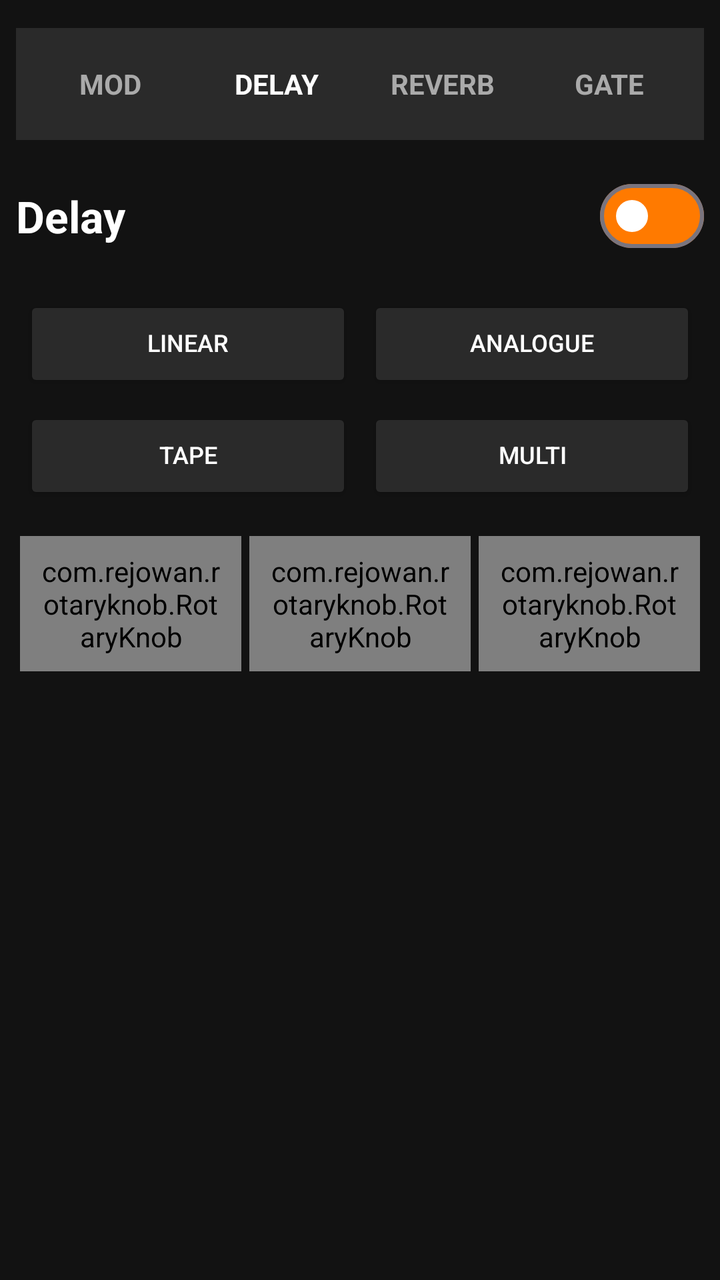
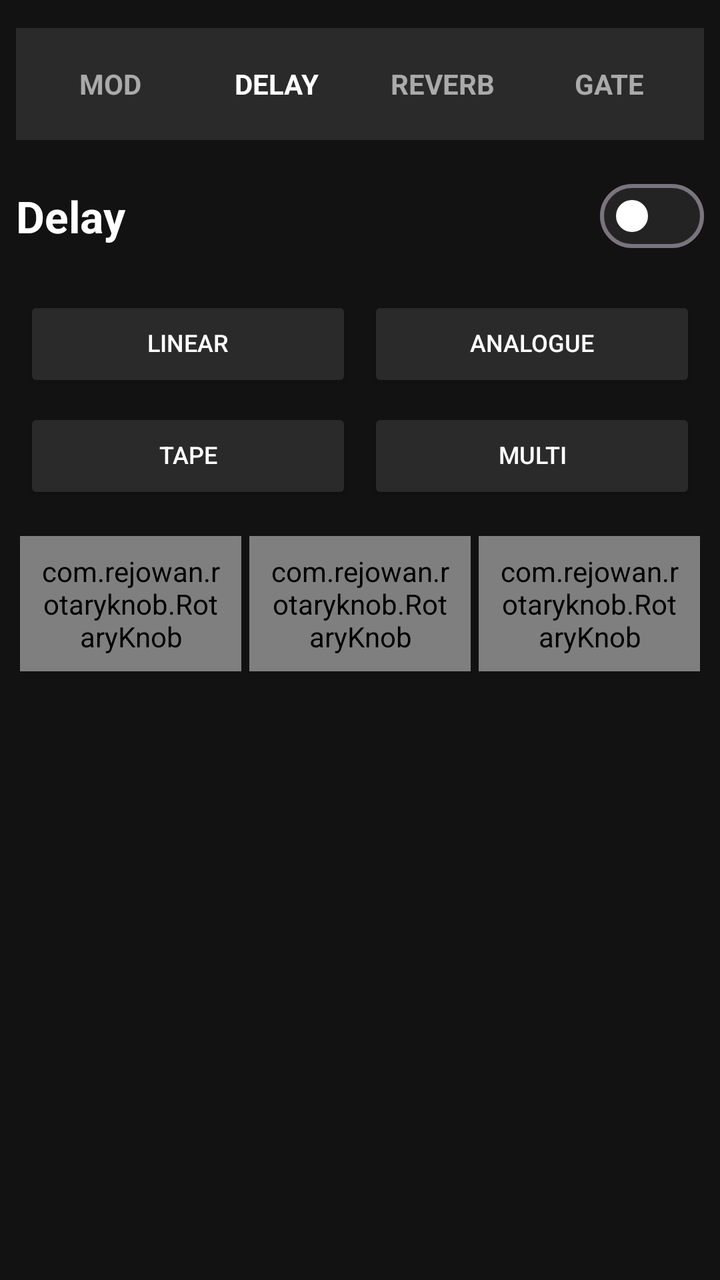

An Android layout rendered at two revisions. The XML below is the earlier revision; the diff shows what the commit changed to produce the second picture.
<!-- AndroidManifest.xml: application theme Theme.Droidchitect -->
<!-- res/layout/effects_page.xml -->
<?xml version="1.0" encoding="utf-8"?>
<LinearLayout xmlns:android="http://schemas.android.com/apk/res/android"
    xmlns:app="http://schemas.android.com/apk/res-auto"
    android:layout_width="match_parent"
    android:layout_height="match_parent"
    android:background="@drawable/bg_main"
    android:orientation="vertical"
    android:padding="@dimen/screen_padding">

    
    <LinearLayout
        android:layout_width="match_parent"
        android:layout_height="56dp"
        android:layout_marginTop="6dp"
        android:layout_marginBottom="10dp"
        android:background="@color/bg_secondary"
        android:gravity="center"
        android:orientation="horizontal"
        android:padding="6dp"
        android:weightSum="4">

        
        <TextView
            android:id="@+id/tab_mod"
            android:layout_width="0dp"
            android:layout_height="match_parent"
            android:layout_weight="1"
            android:background="@android:color/transparent"
            android:gravity="center"
            android:text="MOD"
            android:textColor="@color/text_secondary"
            android:textStyle="bold" />

        <View
            android:layout_width="1dp"
            android:layout_height="20dp"
            android:layout_gravity="center"
            android:background="@color/bg_tertiary" />

        
        <TextView
            android:id="@+id/tab_delay"
            android:layout_width="0dp"
            android:layout_height="match_parent"
            android:layout_weight="1"
            android:background="@drawable/nav_selected_bg"
            android:gravity="center"
            android:text="DELAY"
            android:textColor="@color/text_primary"
            android:textStyle="bold" />

        <View
            android:layout_width="1dp"
            android:layout_height="20dp"
            android:layout_gravity="center"
            android:background="@color/bg_tertiary" />

        
        <TextView
            android:id="@+id/tab_reverb"
            android:layout_width="0dp"
            android:layout_height="match_parent"
            android:layout_weight="1"
            android:background="@android:color/transparent"
            android:gravity="center"
            android:text="REVERB"
            android:textColor="@color/text_secondary"
            android:textStyle="bold" />

        <View
            android:layout_width="1dp"
            android:layout_height="20dp"
            android:layout_gravity="center"
            android:background="@color/bg_tertiary" />

        
        <TextView
            android:id="@+id/tab_gate"
            android:layout_width="0dp"
            android:layout_height="match_parent"
            android:layout_weight="1"
            android:background="@android:color/transparent"
            android:gravity="center"
            android:text="GATE"
            android:textColor="@color/text_secondary"
            android:textStyle="bold" />

    </LinearLayout>


    
    <LinearLayout
        android:layout_width="match_parent"
        android:layout_height="wrap_content"
        android:layout_marginTop="4dp"
        android:layout_marginBottom="12dp"
        android:gravity="center_vertical"
        android:orientation="horizontal">

        <TextView
            android:id="@+id/effect_title"
            android:layout_width="0dp"
            android:layout_height="wrap_content"
            android:layout_weight="1"
            android:text="Delay"
            android:textColor="@color/text_primary"
            android:textSize="22sp"
            android:textStyle="bold" />

        <com.google.android.material.materialswitch.MaterialSwitch
            android:id="@+id/switch_effect_enabled"
            android:layout_width="wrap_content"
            android:layout_height="wrap_content"
            android:checked="false"
            app:thumbTint="@color/text_primary"
            app:trackTint="@color/accent_orange" />

    </LinearLayout>

    

    <LinearLayout
        android:id="@+id/layout_mod_types"
        android:layout_width="match_parent"
        android:layout_height="wrap_content"
        android:layout_marginBottom="10dp"
        android:orientation="vertical"
        android:visibility="gone">

        
        <LinearLayout
            android:layout_width="match_parent"
            android:layout_height="wrap_content"
            android:orientation="horizontal">

            <Button
                android:id="@+id/type_phaser"
                style="@style/ChipButton"
                android:text="Phaser" />

            <Button
                android:id="@+id/type_chorus"
                style="@style/ChipButton"
                android:text="Chorus" />

        </LinearLayout>

        
        <LinearLayout
            android:layout_width="match_parent"
            android:layout_height="wrap_content"
            android:orientation="horizontal">

            <Button
                android:id="@+id/type_envelope"
                style="@style/ChipButton"
                android:text="Envelope" />

            <Button
                android:id="@+id/type_tremolo"
                style="@style/ChipButton"
                android:text="Tremolo" />

        </LinearLayout>

    </LinearLayout>

    

    <LinearLayout
        android:id="@+id/layout_mod_controls"
        android:layout_width="match_parent"
        android:layout_height="wrap_content"
        android:gravity="center"
        android:orientation="vertical"
        android:visibility="gone">

        
        <LinearLayout
            android:id="@+id/layout_mod_row_1"
            android:layout_width="match_parent"
            android:layout_height="wrap_content"
            android:gravity="center"
            android:orientation="horizontal">

            <com.rejowan.rotaryknob.RotaryKnob
                android:id="@+id/knob_mod_1"
                style="@style/AmpKnob"
                app:label_text="MOD1" />

            <com.rejowan.rotaryknob.RotaryKnob
                android:id="@+id/knob_mod_2"
                style="@style/AmpKnob"
                app:label_text="MOD2" />

        </LinearLayout>

        
        <LinearLayout
            android:id="@+id/layout_mod_row_2"
            android:layout_width="match_parent"
            android:layout_height="wrap_content"
            android:gravity="center"
            android:orientation="horizontal">

            <com.rejowan.rotaryknob.RotaryKnob
                android:id="@+id/knob_mod_3"
                style="@style/AmpKnob"
                app:label_text="MOD3" />

            <com.rejowan.rotaryknob.RotaryKnob
                android:id="@+id/knob_mod_4"
                style="@style/AmpKnob"
                app:label_text="MOD4" />

        </LinearLayout>

        
        <com.google.android.material.materialswitch.MaterialSwitch
            android:id="@+id/switch_mod_harmonic"
            android:layout_width="wrap_content"
            android:layout_height="wrap_content"
            android:layout_marginTop="12dp"
            android:text="Harmonic"
            android:textColor="@color/text_primary"
            android:visibility="gone"/>

    </LinearLayout>


    
    <LinearLayout
        android:id="@+id/layout_delay_types"
        android:layout_width="match_parent"
        android:layout_height="wrap_content"
        android:layout_marginBottom="10dp"
        android:orientation="vertical">

        
        <LinearLayout
            android:layout_width="match_parent"
            android:layout_height="wrap_content"
            android:orientation="horizontal">

            <Button
                android:id="@+id/type_linear"
                style="@style/ChipButton"
                android:text="Linear" />

            <Button
                android:id="@+id/type_analogue"
                style="@style/ChipButton"
                android:text="Analogue" />

        </LinearLayout>

        
        <LinearLayout
            android:layout_width="match_parent"
            android:layout_height="wrap_content"
            android:orientation="horizontal">

            <Button
                android:id="@+id/type_tape"
                style="@style/ChipButton"
                android:text="Tape" />

            <Button
                android:id="@+id/type_multi"
                style="@style/ChipButton"
                android:text="Multi" />

        </LinearLayout>

    </LinearLayout>


    
    <LinearLayout
        android:id="@+id/layout_delay_controls"
        android:layout_width="match_parent"
        android:layout_height="wrap_content"
        android:gravity="center"
        android:orientation="vertical">

        <LinearLayout
            android:layout_width="match_parent"
            android:layout_height="wrap_content"
            android:gravity="center"
            android:orientation="horizontal">

            <com.rejowan.rotaryknob.RotaryKnob
                android:id="@+id/knob_delay_level"
                style="@style/AmpKnob"
                app:label_text="LEVEL" />

            <com.rejowan.rotaryknob.RotaryKnob
                android:id="@+id/knob_delay_feedback"
                style="@style/AmpKnob"
                app:label_text="FEEDBACK" />

            <com.rejowan.rotaryknob.RotaryKnob
                android:id="@+id/knob_delay_time"
                style="@style/AmpKnob"
                app:label_text="TIME" />

        </LinearLayout>

    </LinearLayout>


    
    <LinearLayout
        android:id="@+id/layout_reverb_types"
        android:layout_width="match_parent"
        android:layout_height="wrap_content"
        android:layout_marginBottom="10dp"
        android:orientation="vertical"
        android:visibility="gone">

        
        <LinearLayout
            android:layout_width="match_parent"
            android:layout_height="wrap_content"
            android:orientation="horizontal">

            <Button
                android:id="@+id/type_room"
                style="@style/ChipButton"
                android:text="Room" />

            <Button
                android:id="@+id/type_hall"
                style="@style/ChipButton"
                android:text="Hall" />

        </LinearLayout>

        
        <LinearLayout
            android:layout_width="match_parent"
            android:layout_height="wrap_content"
            android:orientation="horizontal">

            <Button
                android:id="@+id/type_spring"
                style="@style/ChipButton"
                android:text="Spring" />

            <Button
                android:id="@+id/type_plate"
                style="@style/ChipButton"
                android:text="Plate" />

        </LinearLayout>

    </LinearLayout>


    
    <LinearLayout
        android:id="@+id/layout_reverb_controls"
        android:layout_width="match_parent"
        android:layout_height="wrap_content"
        android:gravity="center"
        android:orientation="vertical"
        android:visibility="gone">

        <LinearLayout
            android:layout_width="match_parent"
            android:layout_height="wrap_content"
            android:gravity="center"
            android:orientation="horizontal">

            <com.rejowan.rotaryknob.RotaryKnob
                android:id="@+id/knob_reverb_level"
                style="@style/AmpKnob"
                app:label_text="LEVEL" />

            <com.rejowan.rotaryknob.RotaryKnob
                android:id="@+id/knob_reverb_size"
                style="@style/AmpKnob"
                app:label_text="SIZE" />

        </LinearLayout>

    </LinearLayout>

    

    <LinearLayout
        android:id="@+id/layout_noise_gate_controls"
        android:layout_width="match_parent"
        android:layout_height="wrap_content"
        android:gravity="center"
        android:orientation="vertical"
        android:visibility="gone">

        <LinearLayout
            android:layout_width="match_parent"
            android:layout_height="wrap_content"
            android:gravity="center"
            android:orientation="horizontal">

            <com.rejowan.rotaryknob.RotaryKnob
                android:id="@+id/knob_noise_gate_sensitivity"
                style="@style/AmpKnob"
                app:label_text="SENS" />

            <com.rejowan.rotaryknob.RotaryKnob
                android:id="@+id/knob_noise_gate_amount"
                style="@style/AmpKnob"
                app:label_text="AMOUNT" />

        </LinearLayout>

    </LinearLayout>


</LinearLayout>
<!-- resources referenced by this layout -->
<resources>
  <color name="accent_orange">#FF7A00</color>
  <color name="bg_secondary">#2A2A2A</color>
  <color name="bg_tertiary">#2A2A2A</color>
  <color name="text_primary">#FFFFFF</color>
  <color name="text_secondary">#AAAAAA</color>
  <dimen name="screen_padding">8dp</dimen>
  <!-- drawable bg_main (drawable) -->
  <?xml version="1.0" encoding="utf-8"?>
  <selector xmlns:android="http://schemas.android.com/apk/res/android">
      <gradient xmlns:android="http://schemas.android.com/apk/res/android"
          android:angle="270"
          android:startColor="#0E0E0E"
          android:centerColor="#121212"
          android:endColor="#1A1A1A"/>
  </selector>
  <!-- drawable nav_selected_bg (drawable) -->
  <?xml version="1.0" encoding="utf-8"?>
  <selector xmlns:android="http://schemas.android.com/apk/res/android">
      <shape xmlns:android="http://schemas.android.com/apk/res/android">
          <solid android:color="#FF7A00"/>
          <corners android:radius="16dp"/>
      </shape>
  </selector>
  <style name="ChipButton">
  
          <item name="android:layout_width">
              0dp
          </item>
  
          <item name="android:layout_height">
              @dimen/voice_button_height
          </item>
  
          <item name="android:layout_weight">
              1
          </item>
  
          <item name="android:textColor">
              @color/text_primary
          </item>
  
          <item name="android:textSize">
              12sp
          </item>
  
          <item name="android:layout_margin">
              @dimen/voice_button_margin
          </item>
  
          
  
          <item name="android:backgroundTint">
              @color/bg_tertiary
          </item>
  
          <item name="cornerRadius">
              18dp
          </item>
  
          <item name="elevation">
              4dp
          </item>
  
          
  
          <item name="android:gravity">
              center
          </item>
  
          <item name="android:lines">
              2
          </item>
  
          <item name="android:ellipsize">
              end
          </item>
  
          <item name="android:textAlignment">
              center
          </item>
  
          <item name="android:includeFontPadding">
              false
          </item>
  
      </style>
  <style name="Theme.Droidchitect" parent="Base.Theme.Droidchitect" />
  <dimen name="knob_margin">2dp</dimen>
  <dimen name="knob_padding">8dp</dimen>
  <dimen name="knob_label_margin">18dp</dimen>
  <color name="bg_primary">#121212</color>
  <dimen name="voice_button_height">48dp</dimen>
  <dimen name="voice_button_margin">4dp</dimen>
  <style name="ThemeOverlay_Droidchitect_Dialog" parent="ThemeOverlay.Material3.MaterialAlertDialog">
  
          
  
          <item name="colorSurface">
              @color/bg_secondary
          </item>
  
          
  
          <item name="android:textColorPrimary">
              @color/text_primary
          </item>
  
          <item name="android:textColorSecondary">
              @color/text_secondary
          </item>
  
          
  
          <item name="buttonBarPositiveButtonStyle">
              @style/DroidDialogButton
          </item>
  
          <item name="buttonBarNegativeButtonStyle">
              @style/DroidDialogButton
          </item>
  
      </style>
  <style name="DroidDialogButton" parent="Widget.Material3.Button.TextButton.Dialog">
  
          <item name="android:textColor">
              @color/accent_orange
          </item>
  
          <item name="rippleColor">
              @color/bg_tertiary
          </item>
  
      </style>
  <!-- unchanged entries left out for length: 2 -->
</resources>

<!-- the commit's change to res/layout/effects_page.xml (unified diff, before → after) -->
@@ -113,7 +113,7 @@
             android:layout_height="wrap_content"
             android:checked="false"
             app:thumbTint="@color/text_primary"
-            app:trackTint="@color/accent_orange" />
+            app:trackTint="@color/switch_track_colors" />
 
     </LinearLayout>
 
